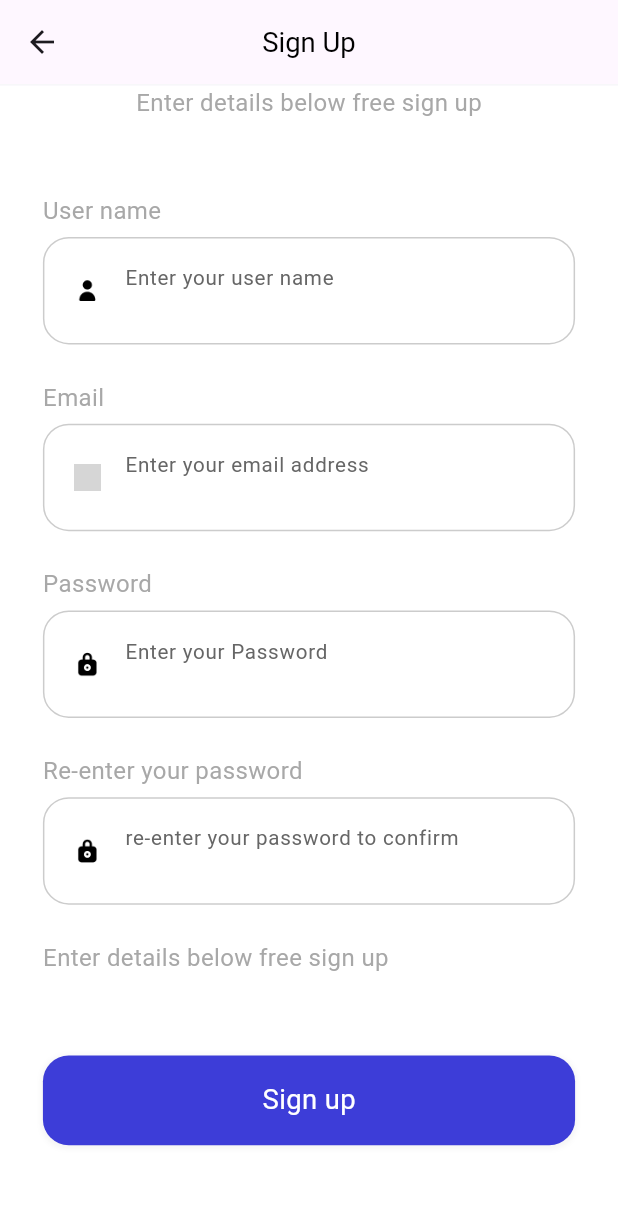
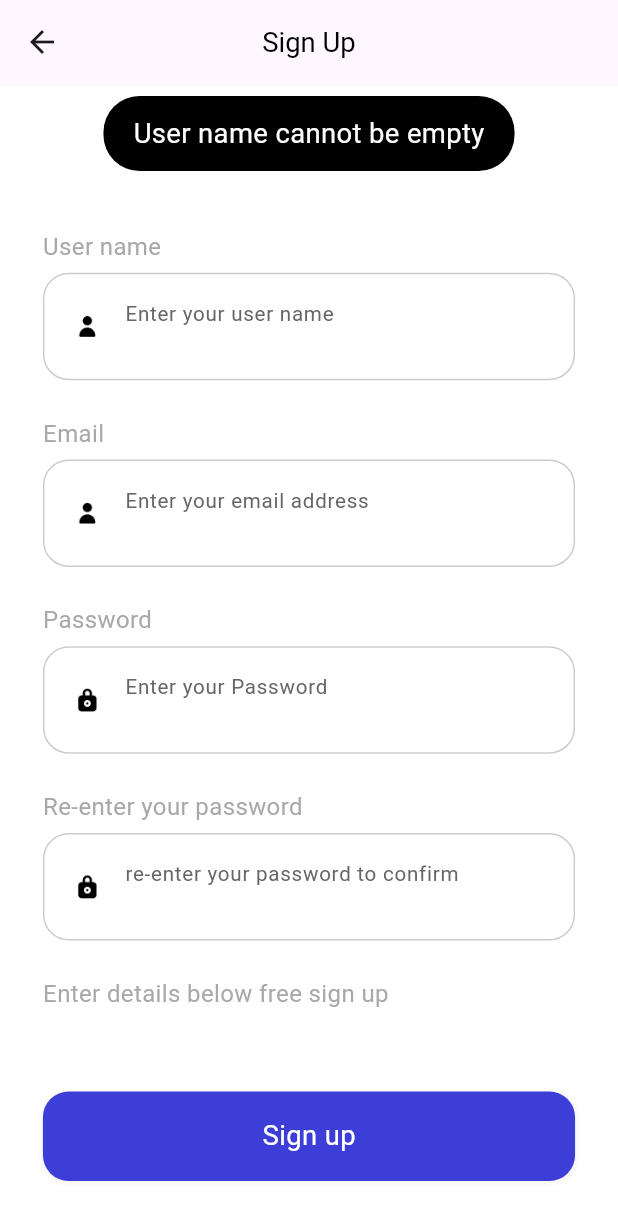
Before and after one commit to sadid369/ulearning_app_bloc, a Flutter app: the Register screen opened by its route, after a tap on "Sign up", on a phone screen of 412 x 824 dp. Shown: the top 1220 px of the screen. Run offline on Flutter 3.47's test engine with Material 3 defaults, Android fonts, the phone set to English and light mode, and no system bars; our stand-ins replace bloc, cloud_firestore, dots_indicator, firebase_auth, firebase_core, flutter_bloc and 2 more; accounts and stored records are empty; Roboto replaces fonts that are missing (Avenir); grey boxes are pictures that could not be loaded.

Commit message:
part 2 2:10:00 verified email confirmed

```diff
--- a/lib/app_events.dart
+++ /dev/null
@@ -1,5 +0,0 @@
-class AppEvents {}
-
-class Increment extends AppEvents {}
-
-class Decrement extends AppEvents {}
--- a/lib/pages/bloc_provider.dart
+++ b/lib/pages/bloc_provider.dart
@@ -1,4 +1,5 @@
 import 'package:flutter_bloc/flutter_bloc.dart';
+import 'package:ulearning_app/pages/register/bloc/register_bloc.dart';
 import 'package:ulearning_app/pages/sign_in/bloc/signin_bloc.dart';
 import 'package:ulearning_app/pages/welcome/bloc/welcome_bloc_bloc.dart';
 
@@ -10,5 +11,8 @@ class AppBlocProviders {
         BlocProvider(
           create: (context) => SigninBloc(),
         ),
+        BlocProvider(
+          create: (context) => RegisterBloc(),
+        ),
       ];
 }
--- /dev/null
+++ b/lib/pages/register/bloc/register_bloc.dart
@@ -0,0 +1,37 @@
+import 'dart:async';
+
+import 'package:bloc/bloc.dart';
+import 'package:meta/meta.dart';
+
+part 'register_event.dart';
+part 'register_state.dart';
+
+class RegisterBloc extends Bloc<RegisterEvent, RegisterState> {
+  RegisterBloc()
+      : super(const RegisterState(
+            userName: '', email: '', password: '', rePassword: '')) {
+    on<UserNameEvent>(_userNameEvent);
+    on<EmailEvent>(_emailEvent);
+    on<PasswordEvent>(_passwordEvent);
+    on<RePasswordEvent>(_rePasswordEvent);
+  }
+
+  FutureOr<void> _userNameEvent(
+      UserNameEvent event, Emitter<RegisterState> emit) {
+    emit(state.copyWith(userName: event.userName));
+  }
+
+  FutureOr<void> _emailEvent(EmailEvent event, Emitter<RegisterState> emit) {
+    emit(state.copyWith(email: event.email));
+  }
+
+  FutureOr<void> _passwordEvent(
+      PasswordEvent event, Emitter<RegisterState> emit) {
+    emit(state.copyWith(password: event.password));
+  }
+
+  FutureOr<void> _rePasswordEvent(
+      RePasswordEvent event, Emitter<RegisterState> emit) {
+    emit(state.copyWith(rePassword: event.rePassword));
+  }
+}
--- /dev/null
+++ b/lib/pages/register/bloc/register_event.dart
@@ -0,0 +1,33 @@
+// ignore_for_file: public_member_api_docs, sort_constructors_first
+part of 'register_bloc.dart';
+
+@immutable
+abstract class RegisterEvent {}
+
+class UserNameEvent extends RegisterEvent {
+  final String userName;
+  UserNameEvent({
+    required this.userName,
+  });
+}
+
+class EmailEvent extends RegisterEvent {
+  final String email;
+  EmailEvent({
+    required this.email,
+  });
+}
+
+class PasswordEvent extends RegisterEvent {
+  final String password;
+  PasswordEvent({
+    required this.password,
+  });
+}
+
+class RePasswordEvent extends RegisterEvent {
+  final String rePassword;
+  RePasswordEvent({
+    required this.rePassword,
+  });
+}
--- /dev/null
+++ b/lib/pages/register/bloc/register_state.dart
@@ -0,0 +1,36 @@
+// ignore_for_file: public_member_api_docs, sort_constructors_first
+part of 'register_bloc.dart';
+
+class RegisterState {
+  final String userName;
+  final String email;
+  final String password;
+  final String rePassword;
+  const RegisterState({
+    required this.userName,
+    required this.email,
+    required this.password,
+    required this.rePassword,
+  });
+
+  RegisterState copyWith({
+    String? userName,
+    String? email,
+    String? password,
+    String? rePassword,
+  }) {
+    return RegisterState(
+      userName: userName ?? this.userName,
+      email: email ?? this.email,
+      password: password ?? this.password,
+      rePassword: rePassword ?? this.rePassword,
+    );
+  }
+
+  @override
+  String toString() {
+    return 'RegisterState(userName: $userName, email: $email, password: $password, rePassword: $rePassword)';
+  }
+}
+
+// class RegisterInitial extends RegisterState {}
--- a/lib/pages/register/register.dart
+++ b/lib/pages/register/register.dart
@@ -1,8 +1,11 @@
 import 'dart:developer';
 
 import 'package:flutter/material.dart';
+import 'package:flutter_bloc/flutter_bloc.dart';
 import 'package:flutter_screenutil/flutter_screenutil.dart';
 import 'package:ulearning_app/pages/common_widgets.dart';
+import 'package:ulearning_app/pages/register/bloc/register_bloc.dart';
+import 'package:ulearning_app/pages/register/register_controller.dart';
 
 class Register extends StatefulWidget {
   const Register({super.key});
@@ -14,6 +17,9 @@ class Register extends StatefulWidget {
 class _RegisterState extends State<Register> {
   @override
   Widget build(BuildContext context) {
+    return BlocBuilder<RegisterBloc, RegisterState>(
+      builder: (context, state) {
+        log(state.toString());
         return Container(
           padding: EdgeInsets.only(bottom: 20.h),
           color: Colors.white,
@@ -24,7 +30,11 @@ class _RegisterState extends State<Register> {
               child: Column(
                 crossAxisAlignment: CrossAxisAlignment.start,
                 children: [
-              Center(child: reusableText('Enter details below free sign up')),
+                  SizedBox(
+                    height: 20.h,
+                  ),
+                  Center(
+                      child: reusableText('Enter details below free sign up')),
                   Container(
                     margin: EdgeInsets.only(top: 36.h),
                     padding: EdgeInsets.only(left: 25.w, right: 25.w),
@@ -32,17 +42,34 @@ class _RegisterState extends State<Register> {
                       crossAxisAlignment: CrossAxisAlignment.start,
                       children: [
                         reusableText('User name'),
+                        buildTextField('Enter your user name ', 'name', 'user',
+                            (value) {
+                          context
+                              .read<RegisterBloc>()
+                              .add(UserNameEvent(userName: value));
+                        }),
+                        reusableText('Email'),
                         buildTextField(
-                        'Enter your user name ', 'name', 'user', (value) {}),
-                    reusableText('Email'),
-                    buildTextField('Enter your email address ', 'email',
-                        'email', (value) {}),
+                            'Enter your email address ', 'email', 'user',
+                            (value) {
+                          context
+                              .read<RegisterBloc>()
+                              .add(EmailEvent(email: value));
+                        }),
                         reusableText('Password'),
                         buildTextField(
-                        'Enter your Password', 'password', 'lock', (value) {}),
+                            'Enter your Password', 'password', 'lock', (value) {
+                          context
+                              .read<RegisterBloc>()
+                              .add(PasswordEvent(password: value));
+                        }),
                         reusableText('Re-enter your password'),
                         buildTextField('re-enter your password to confirm',
-                        'password', 'lock', (value) {}),
+                            'password', 'lock', (value) {
+                          context
+                              .read<RegisterBloc>()
+                              .add(RePasswordEvent(rePassword: value));
+                        }),
                       ],
                     ),
                   ),
@@ -51,11 +78,15 @@ class _RegisterState extends State<Register> {
                     margin: EdgeInsets.only(left: 25.w),
                     child: reusableText('Enter details below free sign up'),
                   ),
-              buildLogInAndRegButton('Sign up', 'login', () {}),
+                  buildLogInAndRegButton('Sign up', 'login', () {
+                    RegisterController(context: context).handleEmailRegister();
+                  }),
                 ],
               ),
             ),
           ),
         );
+      },
+    );
   }
 }
--- /dev/null
+++ b/lib/pages/register/register_controller.dart
@@ -0,0 +1,60 @@
+// ignore_for_file: public_member_api_docs, sort_constructors_first
+
+import 'dart:developer';
+
+import 'package:firebase_auth/firebase_auth.dart';
+import 'package:flutter/material.dart';
+import 'package:flutter_bloc/flutter_bloc.dart';
+import 'package:ulearning_app/common/widgets/flutter_toast.dart';
+import 'package:ulearning_app/pages/register/bloc/register_bloc.dart';
+
+class RegisterController {
+  final BuildContext context;
+  RegisterController({
+    required this.context,
+  });
+
+  void handleEmailRegister() async {
+    final state = context.read<RegisterBloc>().state;
+    String userName = state.userName;
+    String email = state.email;
+    String password = state.password;
+    String rePassword = state.rePassword;
+
+    if (userName.isEmpty) {
+      toastInfo(msg: 'User name cannot be empty');
+      return;
+    }
+    if (email.isEmpty) {
+      toastInfo(msg: 'Email cannot be empty');
+      return;
+    }
+    if (password.isEmpty) {
+      toastInfo(msg: 'Password cannot be empty');
+      return;
+    }
+    if (rePassword.isEmpty) {
+      toastInfo(msg: 'Password cannot be empty');
+      return;
+    }
+    try {
+      final credential =
+          await FirebaseAuth.instance.createUserWithEmailAndPassword(
+        email: email,
+        password: password,
+      );
+      if (credential.user != null) {
+        await credential.user?.sendEmailVerification();
+        await credential.user?.updateDisplayName(userName);
+        toastInfo(msg: 'Verify Your email, check your email.');
+        Navigator.of(context).pop();
+      }
+    } on FirebaseAuthException catch (f) {
+      toastInfo(msg: "$f");
+      log("Register Controller f: $f");
+    } catch (e) {
+      toastInfo(msg: "$e");
+      log("Register Controller e: $e");
+    }
+  }
+}
--- a/lib/pages/sign_in/sign_in.dart
+++ b/lib/pages/sign_in/sign_in.dart
@@ -68,7 +68,7 @@ class _SignInState extends State<SignIn> {
                         .handleSignIn('email');
                     log('login button');
                   }),
-                  buildLogInAndRegButton('Register', 'register', () {
+                  buildLogInAndRegButton('Sign Up', 'register', () {
                     Navigator.of(context).pushNamed(
                       '/register',
                     );
```
Also changed, not shown: lib/app_blocs.dart (deleted, +0 -14 lines), lib/app_state.dart (deleted, +0 -11 lines). Lines whose indentation alone changed are shown as unchanged.
